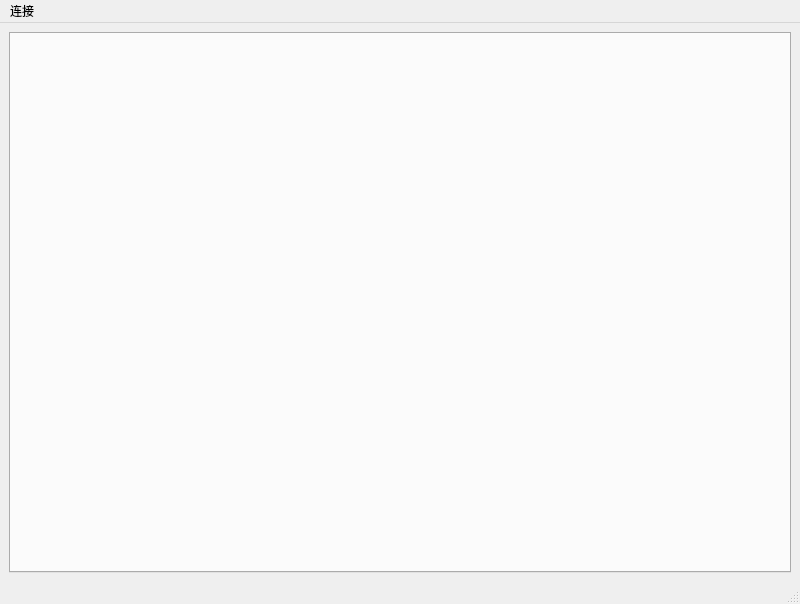
Before: the Qt Designer form src/qt_monitor/mainwindow.ui in XenoWYC121/system_monitor, drawn with Qt 5.
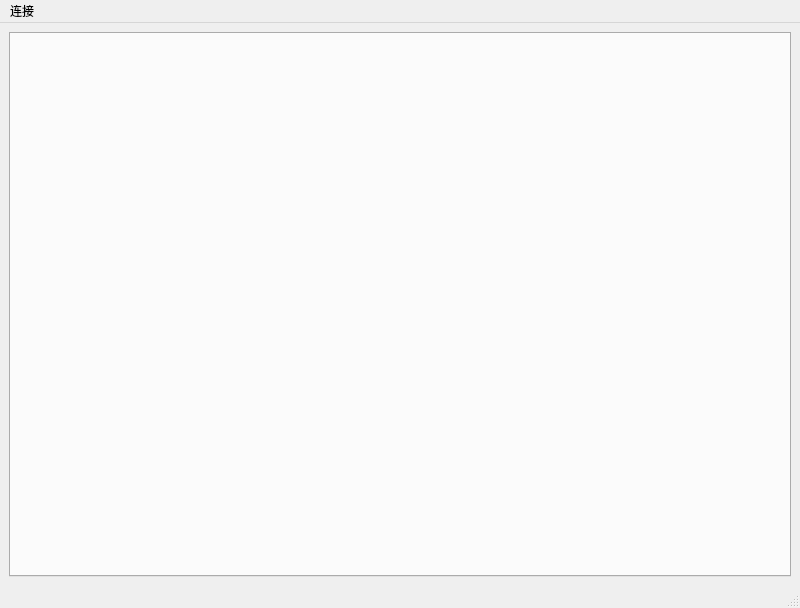
After: the same form once the commit is applied.

```diff
--- a/src/qt_monitor/mainwindow.ui
+++ b/src/qt_monitor/mainwindow.ui
@@ -7,7 +7,7 @@
     <x>0</x>
     <y>0</y>
     <width>800</width>
-    <height>604</height>
+    <height>608</height>
    </rect>
   </property>
   <property name="windowTitle">
```
Left out of the diff: 6 changed lines with no effect on the pictures.
